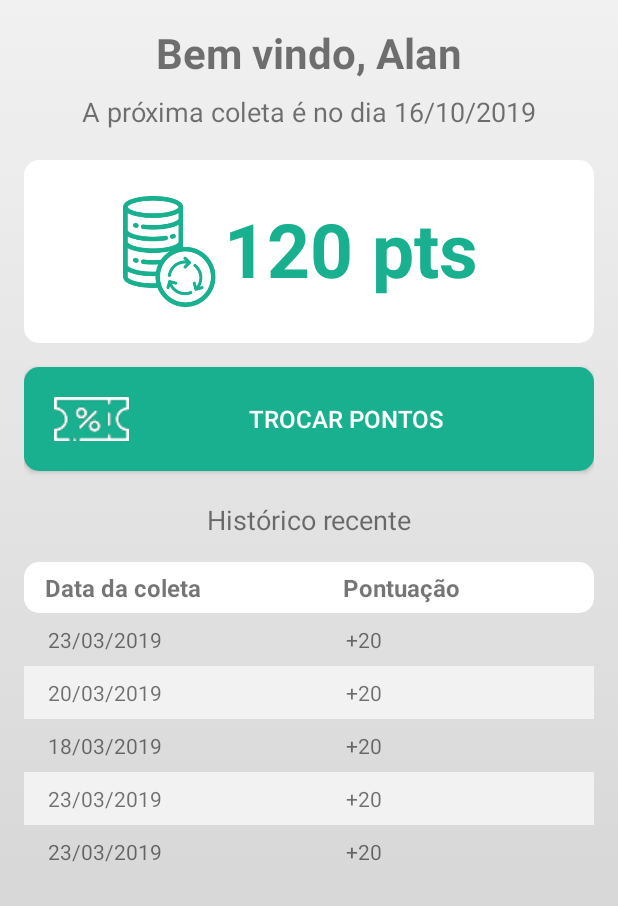
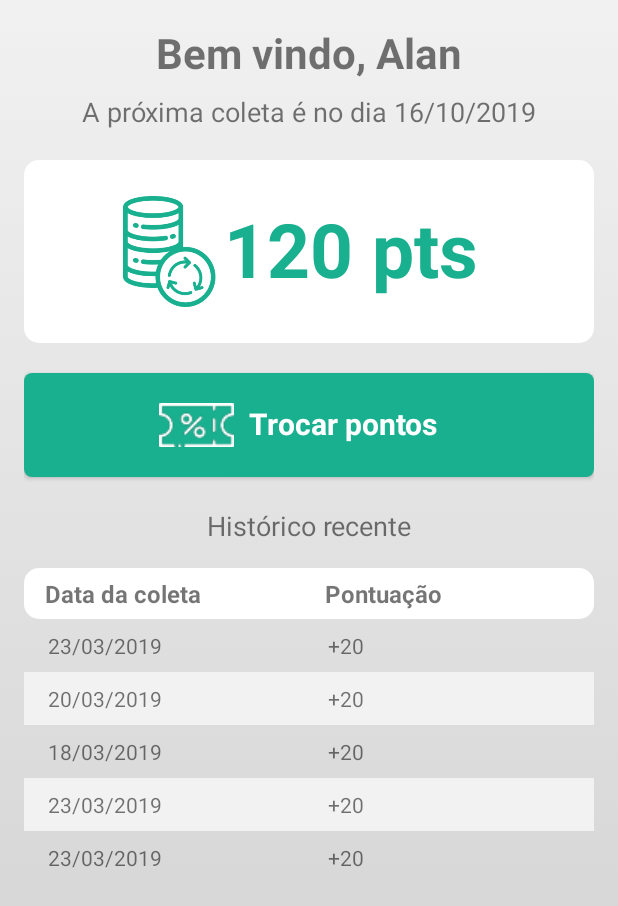
Before and after one commit to alan-ssantos/ReciclaMais, an Android app: the layout activity_usuario_main.xml on its own in the app's theme, with its tools: preview values and no code run, on a phone screen of 412 x 824 dp. Shown: the top 906 px of the screen. Run offline under Robolectric (Android 15) with nearby library versions, the phone set to English and light mode, and no system bars.

Commit message:
Alterações nos estilos

```diff
--- a/app/src/main/java/br/com/fiap/reciclamais/activity/UsuarioMainActivity.java
+++ b/app/src/main/java/br/com/fiap/reciclamais/activity/UsuarioMainActivity.java
@@ -23,7 +23,6 @@ public class UsuarioMainActivity extends AppCompatActivity {
         registroPontos.setStretchAllColumns(true);
         registroPontos.bringToFront();
 
-        criarInfoTabela();
     }
 
     public void criarUsuario() {
--- a/app/src/main/res/drawable/main_button_style.xml
+++ b/app/src/main/res/drawable/main_button_style.xml
@@ -1,6 +1,6 @@
 <?xml version="1.0" encoding="utf-8"?>
 <shape xmlns:android="http://schemas.android.com/apk/res/android" >
-    <corners android:radius="10dp" />
+    <corners android:radius="5dp" />
     <gradient
         android:angle="-90"
         android:endColor="#19b08f"
--- a/app/src/main/res/layout/activity_usuario_main.xml
+++ b/app/src/main/res/layout/activity_usuario_main.xml
@@ -57,18 +57,34 @@
         </TextView>
     </RelativeLayout>
 
-    <Button
-        android:id="@+id/btnTrocaPonto"
+    <RelativeLayout
+        android:paddingVertical="20dp"
+        android:elevation="2dp"
         android:background="@drawable/main_button_style"
-        android:drawableLeft="@drawable/icone_troca"
         android:layout_width="match_parent"
         android:layout_height="wrap_content"
-        android:layout_marginTop="16dp"
-        android:padding="20dp"
-        android:text="Trocar pontos"
-        android:textSize="16dp"
-        android:textColor="#ffffff">
-    </Button>
+        android:layout_marginTop="20dp">
+
+        <ImageView
+            android:id="@+id/imgIconTroca"
+            android:layout_alignStart="@+id/txtTrocaPonto"
+            android:layout_width="wrap_content"
+            android:layout_height="wrap_content"
+            android:src="@drawable/icone_troca">
+        </ImageView>
+
+        <TextView
+            android:id="@+id/txtTrocaPonto"
+            android:layout_width="wrap_content"
+            android:layout_height="wrap_content"
+            android:text="@string/trocar_pontos"
+            android:layout_marginStart="90dp"
+            android:paddingStart="60dp"
+            android:textColor="#ffffff"
+            android:textSize="20sp"
+            android:textStyle="bold">
+        </TextView>
+    </RelativeLayout>
 
     <TextView
         android:id="@+id/txtUsuarioColeta"
@@ -89,14 +105,15 @@
         <TableRow
             android:background="@drawable/main_box_style"
             android:paddingLeft="8dp">
+
             <TextView
-                android:textSize="16sp"
-                android:textStyle="bold"
-                android:padding="6dp"
-                android:layout_width="wrap_content"
+                android:layout_width="45dp"
                 android:layout_height="wrap_content"
                 android:layout_weight="1"
-                android:text="Data da coleta" />
+                android:padding="6dp"
+                android:text="Data da coleta"
+                android:textSize="16sp"
+                android:textStyle="bold" />
             <TextView
                 android:textSize="16sp"
                 android:textStyle="bold"
@@ -108,11 +125,12 @@
         </TableRow>
 
         <TableRow android:paddingLeft="8dp">
+
             <TextView
-                android:padding="8dp"
-                android:layout_width="wrap_content"
+                android:layout_width="79dp"
                 android:layout_height="wrap_content"
                 android:layout_weight="1"
+                android:padding="8dp"
                 android:text="23/03/2019" />
             <TextView
                 android:padding="8dp"
--- a/app/src/main/res/values/strings.xml
+++ b/app/src/main/res/values/strings.xml
@@ -18,4 +18,5 @@
     <string name="bem_vindo">Bem vindo, Alan</string>
     <string name="pts">120 pts</string>
     <string name="hist_rico_recente">Histórico recente</string>
+    <string name="trocar_pontos">Trocar pontos</string>
 </resources>
--- a/app/src/main/res/values/styles.xml
+++ b/app/src/main/res/values/styles.xml
@@ -8,4 +8,6 @@
         <item name="colorAccent">@color/colorAccent</item>
     </style>
 
+
+
 </resources>
```
